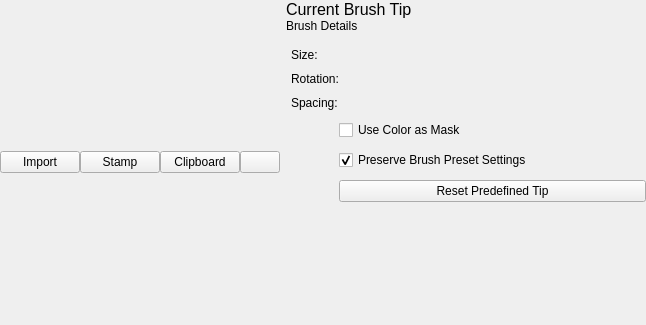
The window that plugins/paintops/libpaintop/forms/wdgpredefinedbrushchooser.ui (KDE/krita) describes before a commit, drawn with Qt 5.
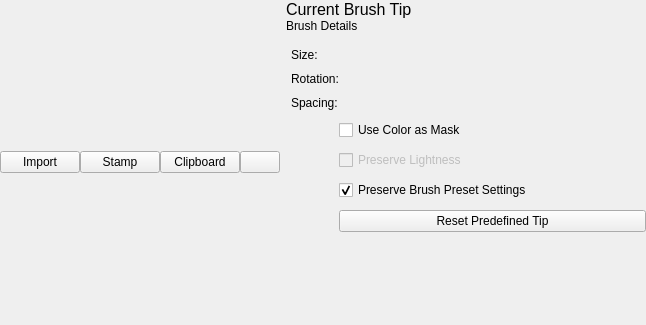
The same window after the commit. Custom widgets are drawn as their Qt base class.

Commit message: Add "Create Mask from Color" predefined brush option preserve alpha

```diff
--- a/plugins/paintops/libpaintop/forms/wdgpredefinedbrushchooser.ui
+++ b/plugins/paintops/libpaintop/forms/wdgpredefinedbrushchooser.ui
@@ -158,7 +158,14 @@
        <property name="verticalSpacing">
         <number>10</number>
        </property>
-       <item row="5" column="1">
+       <item row="0" column="0">
+        <widget class="QLabel" name="brushSizeLabel">
+         <property name="text">
+          <string>Size:</string>
+         </property>
+        </widget>
+       </item>
+       <item row="7" column="1">
         <widget class="QPushButton" name="resetBrushButton">
          <property name="text">
           <string>Reset Predefined Tip</string>
@@ -199,10 +206,23 @@
          </property>
         </widget>
        </item>
-       <item row="0" column="0">
-        <widget class="QLabel" name="brushSizeLabel">
+       <item row="5" column="1">
+        <widget class="QCheckBox" name="preserveBrushPresetSettings">
          <property name="text">
-          <string>Size:</string>
+          <string>Preserve Brush Preset Settings</string>
+         </property>
+         <property name="checked">
+          <bool>true</bool>
+         </property>
+        </widget>
+       </item>
+       <item row="0" column="1">
+        <widget class="KisDoubleSliderSpinBox" name="brushSizeSpinBox" native="true">
+         <property name="sizePolicy">
+          <sizepolicy hsizetype="MinimumExpanding" vsizetype="Preferred">
+           <horstretch>0</horstretch>
+           <verstretch>0</verstretch>
+          </sizepolicy>
          </property>
         </widget>
        </item>
@@ -224,11 +244,14 @@
         </widget>
        </item>
        <item row="4" column="1">
-        <widget class="QCheckBox" name="preserveBrushPresetSettings">
+        <widget class="QCheckBox" name="preserveLightnessCheckbox">
+         <property name="enabled">
+          <bool>false</bool>
+         </property>
          <property name="text">
-          <string>Preserve Brush Preset Settings</string>
+          <string>Preserve Lightness</string>
          </property>
-         <property name="checked">
+         <property name="checkable">
           <bool>true</bool>
          </property>
         </widget>
```
Left out of the diff: 10 changed lines with no effect on the pictures. The commit also changes 18 other files.
